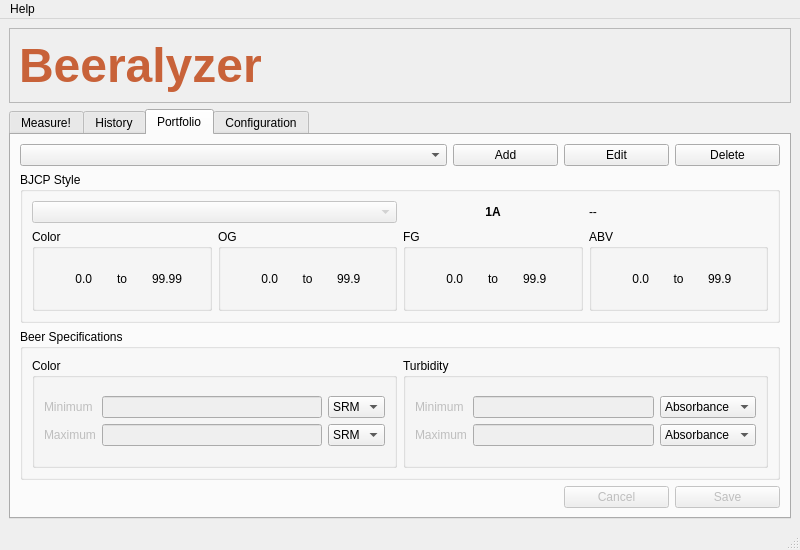
iorodeo/Beeralyzer, file src/beeralyzer/gui/mainwindow.ui: the form before one commit.
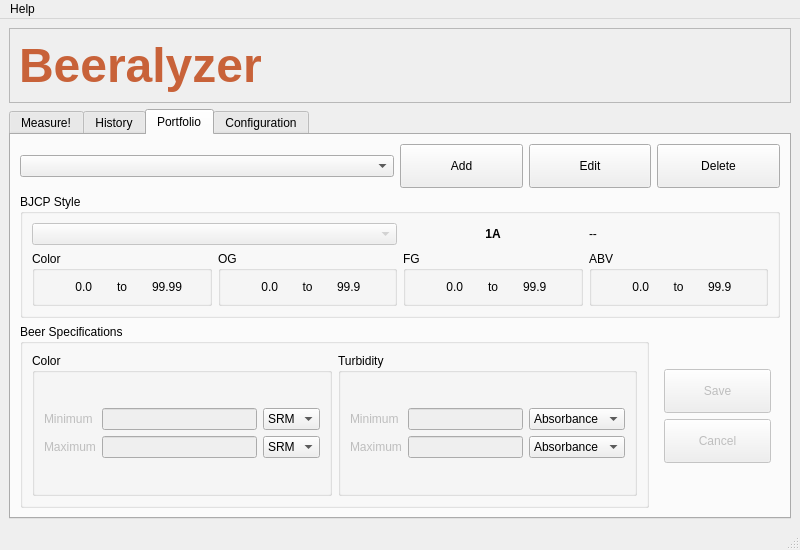
The form after the commit. The open tabs and pages were chosen to show the change. Icons and pictures are not drawn.

Commit message: Changed GUI layout and added icons

The edit to the form file:
```diff
--- a/src/beeralyzer/gui/mainwindow.ui
+++ b/src/beeralyzer/gui/mainwindow.ui
@@ -754,7 +754,271 @@
        <layout class="QGridLayout" name="gridLayout_18">
         <item row="0" column="0" rowspan="2" colspan="3">
          <layout class="QGridLayout" name="gridLayout_11">
-          <item row="1" column="0" colspan="7">
+          <item row="2" column="0" rowspan="2" colspan="5">
+           <widget class="QGroupBox" name="beerSpecGroup">
+            <property name="title">
+             <string>Beer Specifications</string>
+            </property>
+            <layout class="QGridLayout" name="gridLayout_14">
+             <item row="0" column="0">
+              <layout class="QHBoxLayout" name="horizontalLayout_11">
+               <item>
+                <widget class="QGroupBox" name="groupBox_9">
+                 <property name="title">
+                  <string>Color</string>
+                 </property>
+                 <layout class="QGridLayout" name="gridLayout_16">
+                  <item row="0" column="0">
+                   <layout class="QGridLayout" name="gridLayout_13">
+                    <item row="1" column="0">
+                     <widget class="QLabel" name="maxColorLabel">
+                      <property name="enabled">
+                       <bool>false</bool>
+                      </property>
+                      <property name="text">
+                       <string>Maximum</string>
+                      </property>
+                     </widget>
+                    </item>
+                    <item row="0" column="0">
+                     <widget class="QLabel" name="minColorLabel">
+                      <property name="enabled">
+                       <bool>false</bool>
+                      </property>
+                      <property name="text">
+                       <string>Minimum</string>
+                      </property>
+                     </widget>
+                    </item>
+                    <item row="1" column="1">
+                     <widget class="QLineEdit" name="maxColorSpecLineEdit">
+                      <property name="enabled">
+                       <bool>false</bool>
+                      </property>
+                      <property name="minimumSize">
+                       <size>
+                        <width>0</width>
+                        <height>22</height>
+                       </size>
+                      </property>
+                     </widget>
+                    </item>
+                    <item row="0" column="1">
+                     <widget class="QLineEdit" name="minColorSpecLineEdit">
+                      <property name="enabled">
+                       <bool>false</bool>
+                      </property>
+                      <property name="minimumSize">
+                       <size>
+                        <width>0</width>
+                        <height>22</height>
+                       </size>
+                      </property>
+                     </widget>
+                    </item>
+                    <item row="0" column="2">
+                     <widget class="QComboBox" name="comboBox_2">
+                      <item>
+                       <property name="text">
+                        <string>SRM</string>
+                       </property>
+                      </item>
+                     </widget>
+                    </item>
+                    <item row="1" column="2">
+                     <widget class="QComboBox" name="comboBox_3">
+                      <item>
+                       <property name="text">
+                        <string>SRM</string>
+                       </property>
+                      </item>
+                     </widget>
+                    </item>
+                   </layout>
+                  </item>
+                 </layout>
+                </widget>
+               </item>
+               <item>
+                <widget class="QGroupBox" name="groupBox_10">
+                 <property name="title">
+                  <string>Turbidity</string>
+                 </property>
+                 <layout class="QGridLayout" name="gridLayout_17">
+                  <item row="0" column="0">
+                   <layout class="QGridLayout" name="gridLayout_15">
+                    <item row="1" column="0">
+                     <widget class="QLabel" name="maxTurbidityLabel">
+                      <property name="enabled">
+                       <bool>false</bool>
+                      </property>
+                      <property name="text">
+                       <string>Maximum</string>
+                      </property>
+                     </widget>
+                    </item>
+                    <item row="0" column="0">
+                     <widget class="QLabel" name="minTurbidityLabel">
+                      <property name="enabled">
+                       <bool>false</bool>
+                      </property>
+                      <property name="text">
+                       <string>Minimum</string>
+                      </property>
+                     </widget>
+                    </item>
+                    <item row="0" column="1">
+                     <widget class="QLineEdit" name="minTurbiditySpecLineEdit">
+                      <property name="enabled">
+                       <bool>false</bool>
+                      </property>
+                      <property name="minimumSize">
+                       <size>
+                        <width>0</width>
+                        <height>22</height>
+                       </size>
+                      </property>
+                     </widget>
+                    </item>
+                    <item row="1" column="1">
+                     <widget class="QLineEdit" name="maxTurbiditySpecLineEdit">
+                      <property name="enabled">
+                       <bool>false</bool>
+                      </property>
+                      <property name="minimumSize">
+                       <size>
+                        <width>0</width>
+                        <height>22</height>
+                       </size>
+                      </property>
+                     </widget>
+                    </item>
+                    <item row="0" column="2">
+                     <widget class="QComboBox" name="comboBox_4">
+                      <item>
+                       <property name="text">
+                        <string>Absorbance</string>
+                       </property>
+                      </item>
+                     </widget>
+                    </item>
+                    <item row="1" column="2">
+                     <widget class="QComboBox" name="comboBox_5">
+                      <item>
+                       <property name="text">
+                        <string>Absorbance</string>
+                       </property>
+                      </item>
+                     </widget>
+                    </item>
+                   </layout>
+                  </item>
+                 </layout>
+                </widget>
+               </item>
+              </layout>
+             </item>
+            </layout>
+           </widget>
+          </item>
+          <item row="0" column="3" colspan="3">
+           <layout class="QHBoxLayout" name="horizontalLayout_7">
+            <item>
+             <widget class="QPushButton" name="addPortfolioItemPushButton">
+              <property name="sizePolicy">
+               <sizepolicy hsizetype="Minimum" vsizetype="Minimum">
+                <horstretch>0</horstretch>
+                <verstretch>0</verstretch>
+               </sizepolicy>
+              </property>
+              <property name="minimumSize">
+               <size>
+                <width>0</width>
+                <height>44</height>
+               </size>
+              </property>
+              <property name="maximumSize">
+               <size>
+                <width>16777215</width>
+                <height>44</height>
+               </size>
+              </property>
+              <property name="text">
+               <string>Add</string>
+              </property>
+              <property name="icon">
+               <iconset>
+                <normaloff>icons/plus.png</normaloff>icons/plus.png</iconset>
+              </property>
+              <property name="iconSize">
+               <size>
+                <width>24</width>
+                <height>24</height>
+               </size>
+              </property>
+             </widget>
+            </item>
+            <item>
+             <widget class="QPushButton" name="editPortfolioItemPushButton">
+              <property name="minimumSize">
+               <size>
+                <width>0</width>
+                <height>44</height>
+               </size>
+              </property>
+              <property name="maximumSize">
+               <size>
+                <width>16777215</width>
+                <height>44</height>
+               </size>
+              </property>
+              <property name="text">
+               <string>Edit</string>
+              </property>
+              <property name="icon">
+               <iconset>
+                <normaloff>icons/pencil.png</normaloff>icons/pencil.png</iconset>
+              </property>
+             </widget>
+            </item>
+            <item>
+             <widget class="QPushButton" name="deletePortfolioItemPushButton">
+              <property name="sizePolicy">
+               <sizepolicy hsizetype="Minimum" vsizetype="Minimum">
+                <horstretch>0</horstretch>
+                <verstretch>0</verstretch>
+               </sizepolicy>
+              </property>
+              <property name="minimumSize">
+               <size>
+                <width>0</width>
+                <height>44</height>
+               </size>
+              </property>
+              <property name="maximumSize">
+               <size>
+                <width>16777215</width>
+                <height>44</height>
+               </size>
+              </property>
+              <property name="text">
+               <string>Delete</string>
+              </property>
+              <property name="icon">
+               <iconset>
+                <normaloff>icons/cross.png</normaloff>icons/cross.png</iconset>
+              </property>
+              <property name="iconSize">
+               <size>
+                <width>24</width>
+                <height>24</height>
+               </size>
+              </property>
+             </widget>
+            </item>
+           </layout>
+          </item>
+          <item row="1" column="0" colspan="6">
            <widget class="QGroupBox" name="BJCPStyleGroup">
             <property name="title">
              <string>BJCP Style</string>
@@ -960,210 +1224,75 @@
             </layout>
            </widget>
           </item>
-          <item row="0" column="0" colspan="4">
+          <item row="2" column="5" rowspan="2">
+           <widget class="QWidget" name="widget_4" native="true">
+            <layout class="QVBoxLayout" name="verticalLayout_9">
+             <item>
+              <layout class="QVBoxLayout" name="verticalLayout_8">
+               <item>
+                <widget class="QPushButton" name="savePortfolioItemActionPushButton">
+                 <property name="enabled">
+                  <bool>false</bool>
+                 </property>
+                 <property name="minimumSize">
+                  <size>
+                   <width>0</width>
+                   <height>44</height>
+                  </size>
+                 </property>
+                 <property name="maximumSize">
+                  <size>
+                   <width>16777215</width>
+                   <height>44</height>
+                  </size>
+                 </property>
+                 <property name="text">
+                  <string>Save</string>
+                 </property>
+                 <property name="icon">
+                  <iconset>
+                   <normaloff>icons/disk-black.png</normaloff>icons/disk-black.png</iconset>
+                 </property>
+                </widget>
+               </item>
+               <item>
+                <widget class="QPushButton" name="cancelPortfolioItemActionPushButton">
+                 <property name="enabled">
+                  <bool>false</bool>
+                 </property>
+                 <property name="minimumSize">
+                  <size>
+                   <width>0</width>
+                   <height>44</height>
+                  </size>
+                 </property>
+                 <property name="maximumSize">
+                  <size>
+                   <width>16777215</width>
+                   <height>44</height>
+                  </size>
+                 </property>
+                 <property name="text">
+                  <string>Cancel</string>
+                 </property>
+                 <property name="icon">
+                  <iconset>
+                   <normaloff>icons/block.png</normaloff>icons/block.png</iconset>
+                 </property>
+                </widget>
+               </item>
+              </layout>
+             </item>
+            </layout>
+           </widget>
+          </item>
+          <item row="0" column="0" colspan="3">
            <widget class="QComboBox" name="beerNameComboBox">
             <property name="editable">
              <bool>false</bool>
             </property>
            </widget>
           </item>
-          <item row="2" column="0" colspan="7">
-           <widget class="QGroupBox" name="beerSpecGroup">
-            <property name="title">
-             <string>Beer Specifications</string>
-            </property>
-            <layout class="QGridLayout" name="gridLayout_14">
-             <item row="0" column="0">
-              <layout class="QHBoxLayout" name="horizontalLayout_11">
-               <item>
-                <widget class="QGroupBox" name="groupBox_9">
-                 <property name="title">
-                  <string>Color</string>
-                 </property>
-                 <layout class="QGridLayout" name="gridLayout_16">
-                  <item row="0" column="0">
-                   <layout class="QGridLayout" name="gridLayout_13">
-                    <item row="1" column="0">
-                     <widget class="QLabel" name="maxColorLabel">
-                      <property name="enabled">
-                       <bool>false</bool>
-                      </property>
-                      <property name="text">
-                       <string>Maximum</string>
-                      </property>
-                     </widget>
-                    </item>
-                    <item row="0" column="0">
-                     <widget class="QLabel" name="minColorLabel">
-                      <property name="enabled">
-                       <bool>false</bool>
-                      </property>
-                      <property name="text">
-                       <string>Minimum</string>
-                      </property>
-                     </widget>
-                    </item>
-                    <item row="1" column="1">
-                     <widget class="QLineEdit" name="maxColorSpecLineEdit">
-                      <property name="enabled">
-                       <bool>false</bool>
-                      </property>
-                     </widget>
-                    </item>
-                    <item row="0" column="1">
-                     <widget class="QLineEdit" name="minColorSpecLineEdit">
-                      <property name="enabled">
-                       <bool>false</bool>
-                      </property>
-                     </widget>
-                    </item>
-                    <item row="0" column="2">
-                     <widget class="QComboBox" name="comboBox_2">
-                      <item>
-                       <property name="text">
-                        <string>SRM</string>
-                       </property>
-                      </item>
-                     </widget>
-                    </item>
-                    <item row="1" column="2">
-                     <widget class="QComboBox" name="comboBox_3">
-                      <item>
-                       <property name="text">
-                        <string>SRM</string>
-                       </property>
-                      </item>
-                     </widget>
-                    </item>
-                   </layout>
-                  </item>
-                 </layout>
-                </widget>
-               </item>
-               <item>
-                <widget class="QGroupBox" name="groupBox_10">
-                 <property name="title">
-                  <string>Turbidity</string>
-                 </property>
-                 <layout class="QGridLayout" name="gridLayout_17">
-                  <item row="0" column="0">
-                   <layout class="QGridLayout" name="gridLayout_15">
-                    <item row="1" column="0">
-                     <widget class="QLabel" name="maxTurbidityLabel">
-                      <property name="enabled">
-                       <bool>false</bool>
-                      </property>
-                      <property name="text">
-                       <string>Maximum</string>
-                      </property>
-                     </widget>
-                    </item>
-                    <item row="0" column="0">
-                     <widget class="QLabel" name="minTurbidityLabel">
-                      <property name="enabled">
-                       <bool>false</bool>
-                      </property>
-                      <property name="text">
-                       <string>Minimum</string>
-                      </property>
-                     </widget>
-                    </item>
-                    <item row="0" column="1">
-                     <widget class="QLineEdit" name="minTurbiditySpecLineEdit">
-                      <property name="enabled">
-                       <bool>false</bool>
-                      </property>
-                     </widget>
-                    </item>
-                    <item row="1" column="1">
-                     <widget class="QLineEdit" name="maxTurbiditySpecLineEdit">
-                      <property name="enabled">
-                       <bool>false</bool>
-                      </property>
-                     </widget>
-                    </item>
-                    <item row="0" column="2">
-                     <widget class="QComboBox" name="comboBox_4">
-                      <item>
-                       <property name="text">
-                        <string>Absorbance</string>
-                       </property>
-                      </item>
-                     </widget>
-                    </item>
-                    <item row="1" column="2">
-                     <widget class="QComboBox" name="comboBox_5">
-                      <item>
-                       <property name="text">
-                        <string>Absorbance</string>
-                       </property>
-                      </item>
-                     </widget>
-                    </item>
-                   </layout>
-                  </item>
-                 </layout>
-                </widget>
-               </item>
-              </layout>
-             </item>
-            </layout>
-           </widget>
-          </item>
-          <item row="3" column="0" colspan="3">
-           <spacer name="horizontalSpacer_9">
-            <property name="orientation">
-             <enum>Qt::Horizontal</enum>
-            </property>
-            <property name="sizeHint" stdset="0">
-             <size>
-              <width>40</width>
-              <height>20</height>
-             </size>
-            </property>
-           </spacer>
-          </item>
-          <item row="0" column="4">
-           <widget class="QPushButton" name="addPortfolioItemPushButton">
-            <property name="text">
-             <string>Add</string>
-            </property>
-           </widget>
-          </item>
-          <item row="0" column="5">
-           <widget class="QPushButton" name="editPortfolioItemPushButton">
-            <property name="text">
-             <string>Edit</string>
-            </property>
-           </widget>
-          </item>
-          <item row="0" column="6">
-           <widget class="QPushButton" name="deletePortfolioItemPushButton">
-            <property name="text">
-             <string>Delete</string>
-            </property>
-           </widget>
-          </item>
-          <item row="3" column="6">
-           <widget class="QPushButton" name="savePortfolioItemActionPushButton">
-            <property name="enabled">
-             <bool>false</bool>
-            </property>
-            <property name="text">
-             <string>Save</string>
-            </property>
-           </widget>
-          </item>
-          <item row="3" column="5">
-           <widget class="QPushButton" name="cancelPortfolioItemActionPushButton">
-            <property name="enabled">
-             <bool>false</bool>
-            </property>
-            <property name="text">
-             <string>Cancel</string>
-            </property>
-           </widget>
-          </item>
          </layout>
         </item>
        </layout>
```
Left out of the diff: 418 changed lines with no effect on the pictures. The commit also changes 23 other files.
